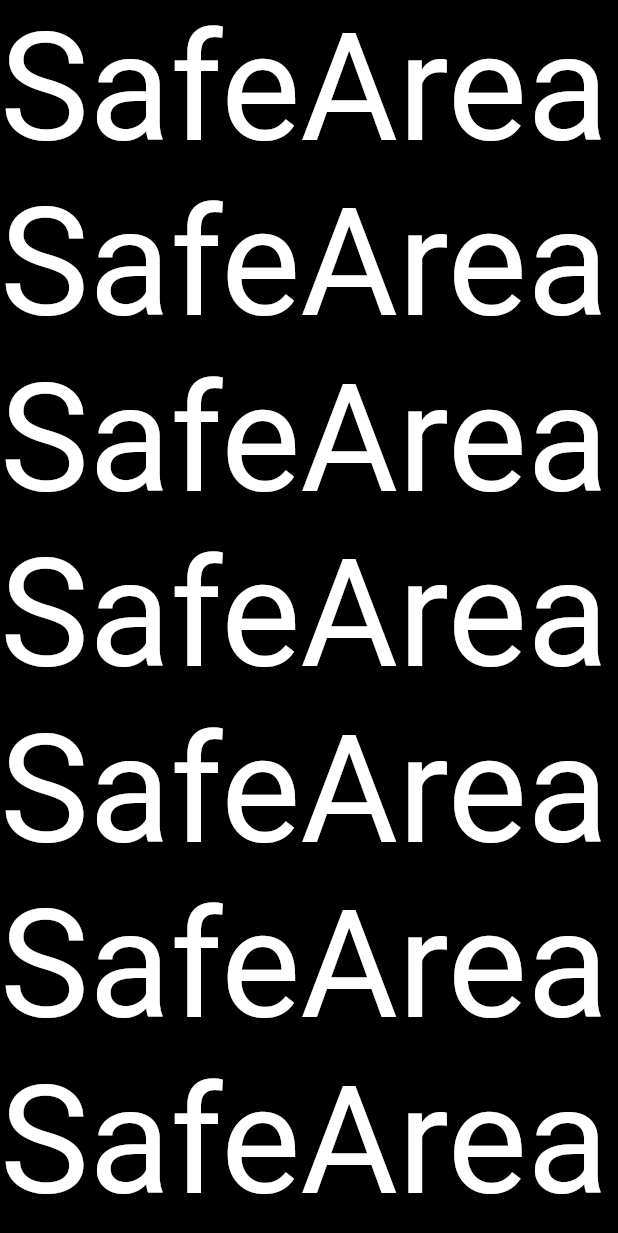
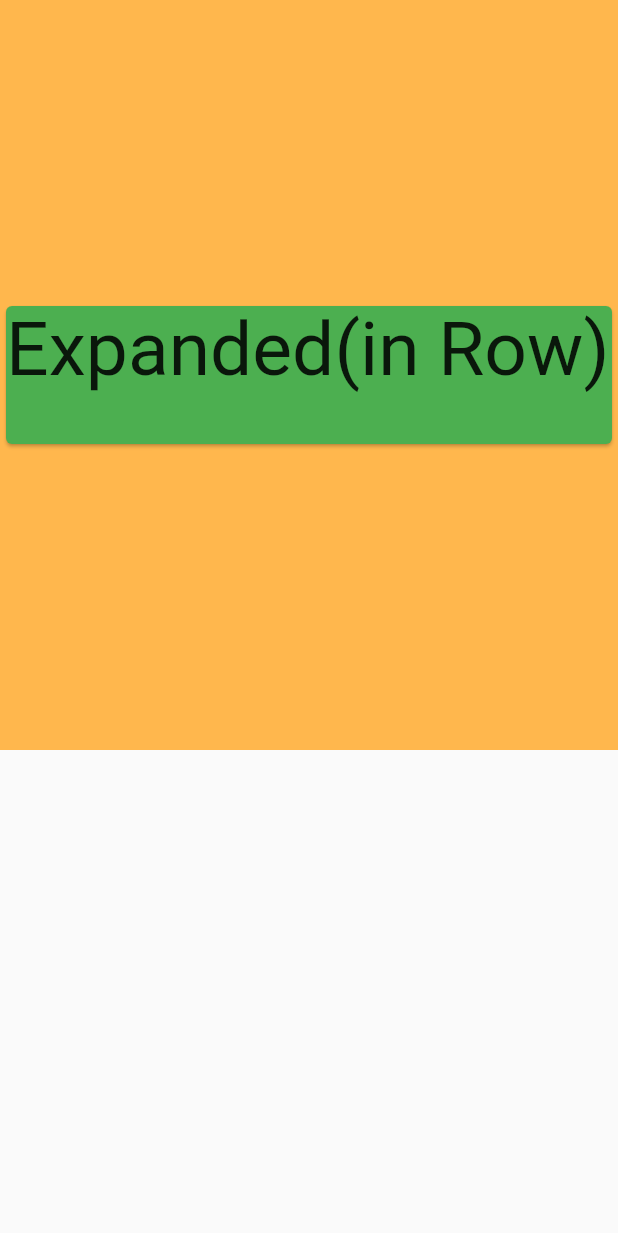
Before and after one commit to flutter-preview/HirotoKonno-Flutter_WidgetOfTheWeek, a Flutter app: the screen it shows after launch, on a phone screen of 412 x 824 dp. Shown: the top 1233 px of the screen. Run offline on Flutter 3.47's test engine with Material 2 defaults, Android fonts, the phone set to English and light mode, and no system bars.

Commit message:
implement SampleExpandedView

```diff
--- a/lib/main.dart
+++ b/lib/main.dart
@@ -14,31 +14,48 @@ class MyApp extends StatelessWidget {
       theme: ThemeData(
         primarySwatch: Colors.blue,
       ),
-      home: _SampleSafeAreaView(),
+      home: _SampleExpandedView(),
     );
   }
 }
 
-class _SampleSafeAreaView extends StatelessWidget {
+class _SampleExpandedView extends StatelessWidget {
   @override
   Widget build(BuildContext context) {
     return Scaffold(
-      backgroundColor: Colors.green,
       body: SafeArea(
-        // top: false,
-        // bottom: false,
-        // minimum: EdgeInsets.all(10.0),
-        // maintainBottomViewPadding: true,
         child: Container(
-          // height: 2000,
-          color: Colors.black,
-          child: const Text(
-            "SafeArea SafeArea SafeArea SafeArea SafeArea SafeArea SafeArea SafeArea SafeArea",
-            style: TextStyle(
-              // overflow: TextOverflow.ellipsis,
-              color: Colors.white,
-              fontSize: 100,
-            ),
+          width: 500,
+          height: 500,
+          decoration: BoxDecoration(
+            color: Colors.orange[300],
+          ),
+          child: Row(
+            children: const [
+              Expanded(
+                child: SizedBox(
+                  width: 100,
+                  height: 100,
+                  child: Card(
+                    color: Colors.green,
+                    child: Text(
+                      'Expanded(in Row)',
+                      style: TextStyle(fontSize: 50),
+                    ),
+                  ),
+                ),
+              ),
+              // Flexible(
+              //   child: SizedBox(
+              //     width: 100,
+              //     height: 100,
+              //     child: Card(
+              //       color: Colors.red,
+              //       child: Text('Flexible'),
+              //     ),
+              //   ),
+              // ),
+            ],
           ),
         ),
       ),
```
Also changed, not shown: Expanded.png (added), SafeArea.png (deleted), 1 other file.
